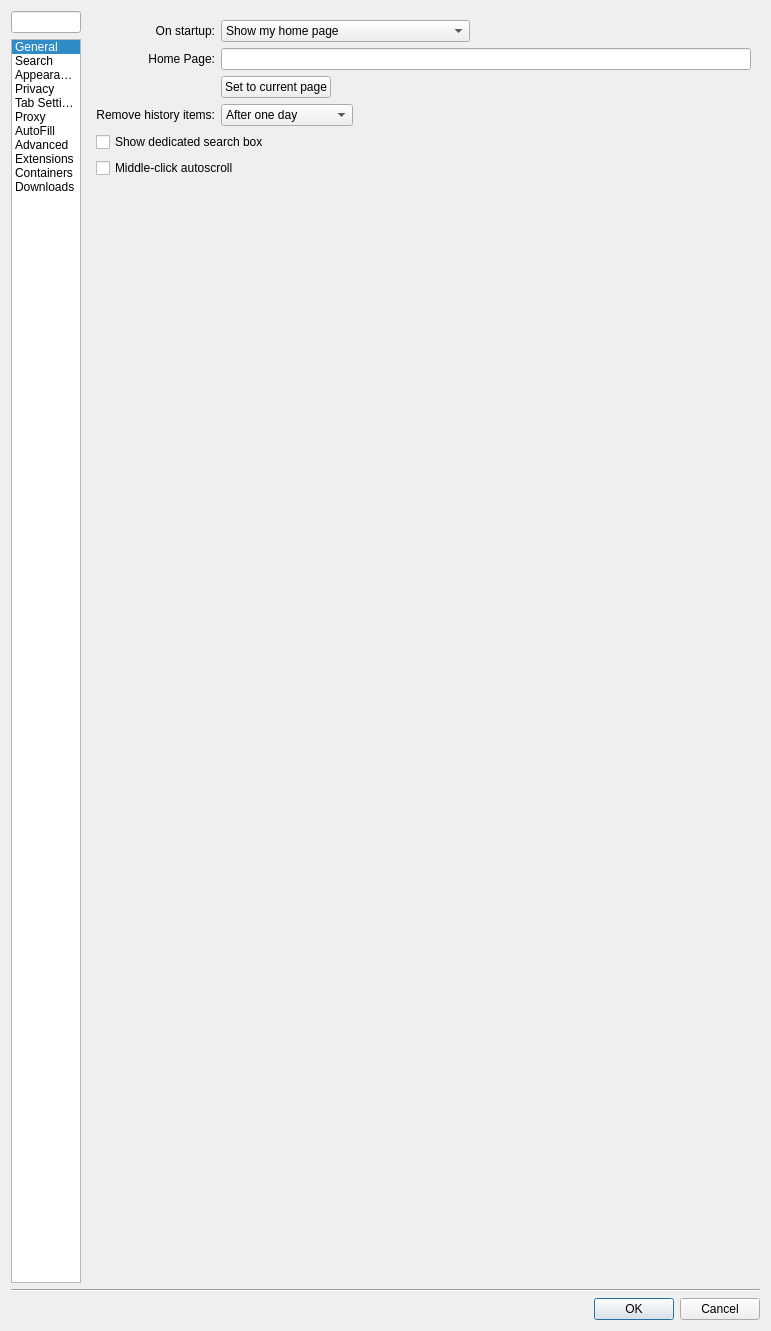
IT-Space-2026/arktos, file src/settings.ui: the form before one commit.
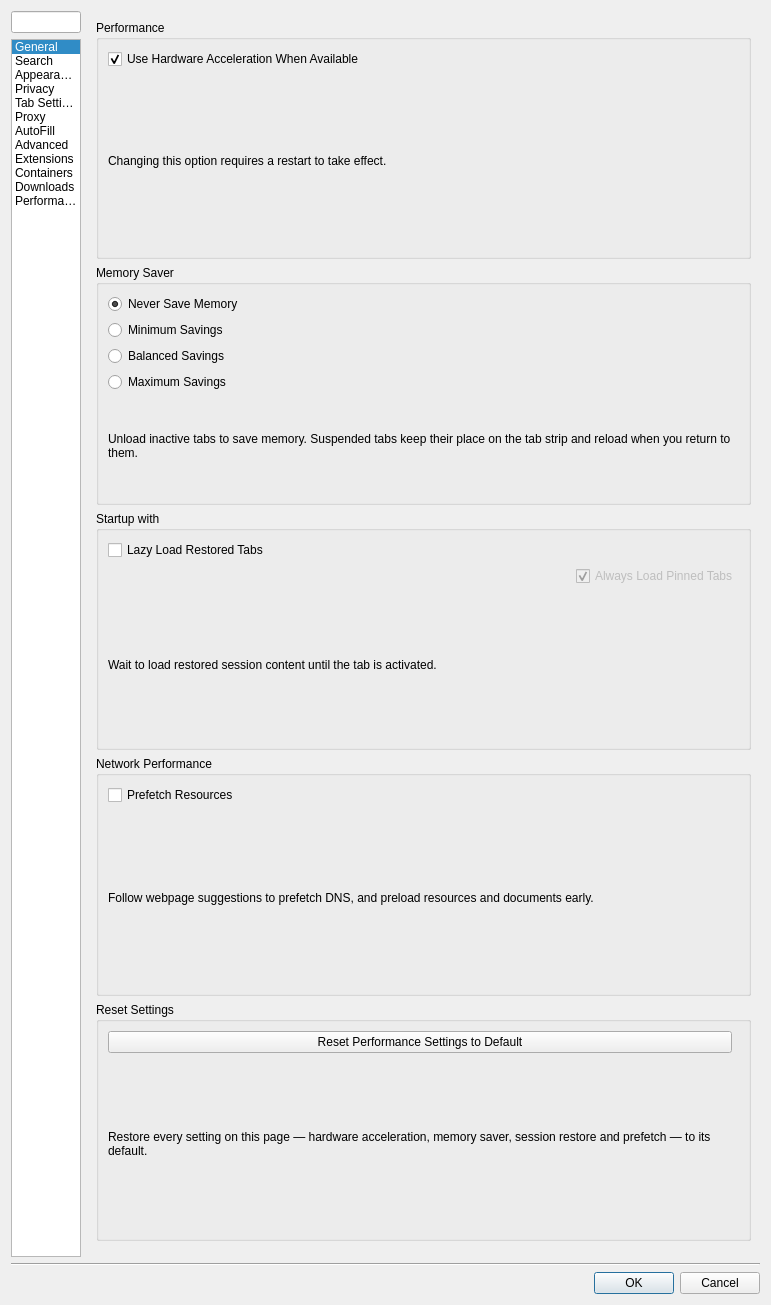
The form after the commit. The open tabs and pages were chosen to show the change. Custom widgets are drawn as their Qt base class.

Commit message: PREFUI04: Preferences gains a Performance page

Patch:
```diff
--- a/src/settings.ui
+++ b/src/settings.ui
@@ -132,6 +132,11 @@
          <string>Downloads</string>
         </property>
        </item>
+       <item>
+        <property name="text">
+         <string>Performance</string>
+        </property>
+       </item>
       </widget>
        </item>
       </layout>
@@ -1949,19 +1954,6 @@
             </property>
            </widget>
           </item>
-          <item>
-           <widget class="QCheckBox" name="blockPrefetch">
-            <property name="toolTip">
-             <string>Drop prefetch and prerender hints (&lt;link rel=prefetch&gt;) — they fetch pages you may never visit, leaking connections and bandwidth to sites a link merely points at.</string>
-            </property>
-            <property name="text">
-             <string>Block prefetch requests</string>
-            </property>
-            <property name="checked">
-             <bool>true</bool>
-            </property>
-           </widget>
-          </item>
           <item>
            <widget class="QCheckBox" name="blockRemoteFonts">
             <property name="toolTip">
@@ -2255,53 +2247,6 @@
          </property>
         </widget>
        </item>
-       <item>
-        <layout class="QHBoxLayout" name="suspendTabsLayout">
-         <item>
-          <widget class="QCheckBox" name="suspendTabs">
-           <property name="text">
-            <string>Suspend inactive tabs after</string>
-           </property>
-          </widget>
-         </item>
-         <item>
-          <widget class="QSpinBox" name="suspendTabsMinutes">
-           <property name="enabled">
-            <bool>false</bool>
-           </property>
-           <property name="minimum">
-            <number>1</number>
-           </property>
-           <property name="maximum">
-            <number>1440</number>
-           </property>
-           <property name="value">
-            <number>30</number>
-           </property>
-          </widget>
-         </item>
-         <item>
-          <widget class="QLabel" name="suspendTabsMinutesLabel">
-           <property name="text">
-            <string>minutes idle to save memory</string>
-           </property>
-          </widget>
-         </item>
-         <item>
-          <spacer name="suspendTabsSpacer">
-           <property name="orientation">
-            <enum>Qt::Horizontal</enum>
-           </property>
-           <property name="sizeHint" stdset="0">
-            <size>
-             <width>40</width>
-             <height>20</height>
-            </size>
-           </property>
-          </spacer>
-         </item>
-        </layout>
-       </item>
        <item>
         <widget class="QGroupBox" name="openLinksGroupBox">
          <property name="title">
@@ -3326,6 +3271,233 @@
        </item>
       </layout>
      </widget>
+     <widget class="QWidget" name="tab_performance">
+      <layout class="QVBoxLayout" name="performancePageLayout">
+       <item>
+        <widget class="QGroupBox" name="performanceGroupBox">
+         <property name="title">
+          <string>Performance</string>
+         </property>
+         <layout class="QVBoxLayout" name="performanceGroupLayout">
+          <item>
+           <widget class="QCheckBox" name="hardwareAccel">
+            <property name="toolTip">
+             <string>Render pages on the GPU. Turned off, Arora adds --disable-gpu to the engine flags — the switch latches at startup, so the change takes effect on the next launch.</string>
+            </property>
+            <property name="text">
+             <string>Use Hardware Acceleration When Available</string>
+            </property>
+            <property name="checked">
+             <bool>true</bool>
+            </property>
+           </widget>
+          </item>
+          <item>
+           <widget class="QLabel" name="hardwareAccelNote">
+            <property name="text">
+             <string>Changing this option requires a restart to take effect.</string>
+            </property>
+            <property name="wordWrap">
+             <bool>true</bool>
+            </property>
+           </widget>
+          </item>
+         </layout>
+        </widget>
+       </item>
+       <item>
+        <widget class="QGroupBox" name="memorySaverGroupBox">
+         <property name="title">
+          <string>Memory Saver</string>
+         </property>
+         <layout class="QVBoxLayout" name="memorySaverLayout">
+          <item>
+           <widget class="QRadioButton" name="memorySaverNever">
+            <property name="text">
+             <string>Never Save Memory</string>
+            </property>
+            <property name="checked">
+             <bool>true</bool>
+            </property>
+           </widget>
+          </item>
+          <item>
+           <widget class="QRadioButton" name="memorySaverMinimum">
+            <property name="toolTip">
+             <string>Unload tabs after 60 minutes idle.</string>
+            </property>
+            <property name="text">
+             <string>Minimum Savings</string>
+            </property>
+           </widget>
+          </item>
+          <item>
+           <widget class="QRadioButton" name="memorySaverBalanced">
+            <property name="toolTip">
+             <string>Unload tabs after 30 minutes idle.</string>
+            </property>
+            <property name="text">
+             <string>Balanced Savings</string>
+            </property>
+           </widget>
+          </item>
+          <item>
+           <widget class="QRadioButton" name="memorySaverMaximum">
+            <property name="toolTip">
+             <string>Unload tabs after 10 minutes idle.</string>
+            </property>
+            <property name="text">
+             <string>Maximum Savings</string>
+            </property>
+           </widget>
+          </item>
+          <item>
+           <widget class="QLabel" name="memorySaverNote">
+            <property name="text">
+             <string>Unload inactive tabs to save memory. Suspended tabs keep their place on the tab strip and reload when you return to them.</string>
+            </property>
+            <property name="wordWrap">
+             <bool>true</bool>
+            </property>
+           </widget>
+          </item>
+         </layout>
+        </widget>
+       </item>
+       <item>
+        <layout class="QVBoxLayout" name="energySaverLayout"/>
+       </item>
+       <item>
+        <widget class="QGroupBox" name="startupRestoreGroupBox">
+         <property name="title">
+          <string>Startup with</string>
+         </property>
+         <layout class="QVBoxLayout" name="startupRestoreLayout">
+          <item>
+           <widget class="QCheckBox" name="lazyRestoreTabs">
+            <property name="text">
+             <string>Lazy Load Restored Tabs</string>
+            </property>
+           </widget>
+          </item>
+          <item>
+           <layout class="QHBoxLayout" name="alwaysLoadPinnedTabsLayout">
+            <item>
+             <spacer name="alwaysLoadPinnedTabsIndent">
+              <property name="orientation">
+               <enum>Qt::Horizontal</enum>
+              </property>
+              <property name="sizeHint" stdset="0">
+               <size>
+                <width>20</width>
+                <height>20</height>
+               </size>
+              </property>
+             </spacer>
+            </item>
+            <item>
+             <widget class="QCheckBox" name="alwaysLoadPinnedTabs">
+              <property name="enabled">
+               <bool>false</bool>
+              </property>
+              <property name="text">
+               <string>Always Load Pinned Tabs</string>
+              </property>
+              <property name="checked">
+               <bool>true</bool>
+              </property>
+             </widget>
+            </item>
+           </layout>
+          </item>
+          <item>
+           <widget class="QLabel" name="lazyRestoreNote">
+            <property name="text">
+             <string>Wait to load restored session content until the tab is activated.</string>
+            </property>
+            <property name="wordWrap">
+             <bool>true</bool>
+            </property>
+           </widget>
+          </item>
+         </layout>
+        </widget>
+       </item>
+       <item>
+        <widget class="QGroupBox" name="networkPerfGroupBox">
+         <property name="title">
+          <string>Network Performance</string>
+         </property>
+         <layout class="QVBoxLayout" name="networkPerfLayout">
+          <item>
+           <widget class="QCheckBox" name="prefetchResources">
+            <property name="toolTip">
+             <string>Allow prefetch and prerender hints (&lt;link rel=prefetch&gt;). Leaving this off drops connections to sites a link merely points at — pages you may never visit.</string>
+            </property>
+            <property name="text">
+             <string>Prefetch Resources</string>
+            </property>
+           </widget>
+          </item>
+          <item>
+           <widget class="QLabel" name="prefetchResourcesNote">
+            <property name="text">
+             <string>Follow webpage suggestions to prefetch DNS, and preload resources and documents early.</string>
+            </property>
+            <property name="wordWrap">
+             <bool>true</bool>
+            </property>
+           </widget>
+          </item>
+         </layout>
+        </widget>
+       </item>
+       <item>
+        <widget class="QGroupBox" name="resetPerformanceGroupBox">
+         <property name="title">
+          <string>Reset Settings</string>
+         </property>
+         <layout class="QVBoxLayout" name="resetPerformanceLayout">
+          <item>
+           <layout class="QHBoxLayout" name="resetPerformanceButtonLayout">
+            <item>
+             <widget class="QPushButton" name="resetPerformanceButton">
+              <property name="text">
+               <string>Reset Performance Settings to Default</string>
+              </property>
+             </widget>
+            </item>
+            <item>
+             <spacer name="resetPerformanceSpacer">
+              <property name="orientation">
+               <enum>Qt::Horizontal</enum>
+              </property>
+             </spacer>
+            </item>
+           </layout>
+          </item>
+          <item>
+           <widget class="QLabel" name="resetPerformanceNote">
+            <property name="text">
+             <string>Restore every setting on this page — hardware acceleration, memory saver, session restore and prefetch — to its default.</string>
+            </property>
+            <property name="wordWrap">
+             <bool>true</bool>
+            </property>
+           </widget>
+          </item>
+         </layout>
+        </widget>
+       </item>
+       <item>
+        <spacer name="performancePageSpacer">
+         <property name="orientation">
+          <enum>Qt::Vertical</enum>
+         </property>
+        </spacer>
+       </item>
+      </layout>
+     </widget>
      </widget>
      </item>
     </layout>
```
Left out of the diff: 23 changed lines with no effect on the pictures. The commit also changes 11 other files.
